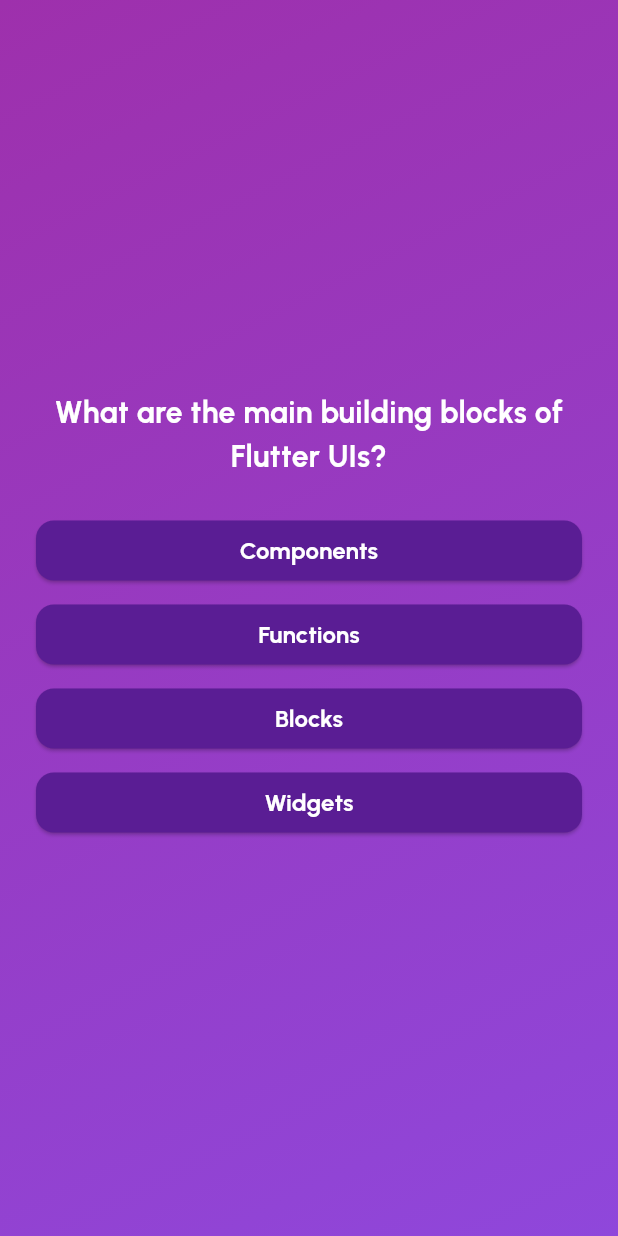
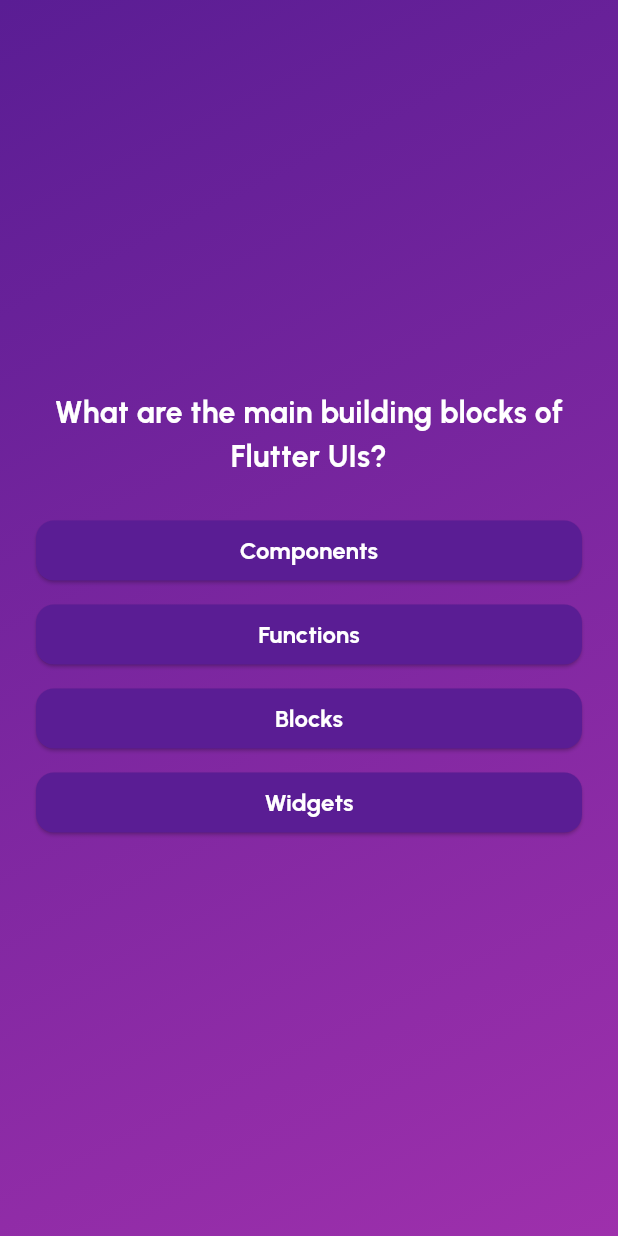
Before and after one commit to birugh/flutter-quiz-app, a Flutter app: the screen it shows after launch, after a tap on "Start Quiz", on a phone screen of 412 x 824 dp. Run offline on Flutter 3.47's test engine with Material 3 defaults, Android fonts, the light colour scheme and no system bars; our stand-ins replace google_fonts.

Commit message:
cleanup ui design

```diff
--- a/lib/components/app_colors.dart
+++ b/lib/components/app_colors.dart
@@ -1,9 +1,11 @@
 import 'package:flutter/material.dart';
 
 class AppColors {
-  static const Color white = Color.fromRGBO(255, 255, 255, 1);
-  static const Color black = Color.fromARGB(255, 158, 48, 172);
-  static const Color purple = Color.fromARGB(255, 143, 71, 219);
-  static const Color purpleDark = Color.fromARGB(255, 158, 48, 172);
-  static const Color purpleVeryDark = Color(0xFF5a1d94);
+  static const Color white = Color(0xFFFFFFFF);
+  static const Color barney = Color(0xFF9E30AC);
+  static const Color jasminePurple = Color(0xFF8F47DB);
+  static const Color purplyMagenta = Color(0xFF9E30AC);
+  static const Color daisyBush = Color(0xFF5a1d94);
+  static const Color ultraPink = Color(0xFFff68f6);
+  static const Color robinEggBlue = Color(0xFF7CF0FF);
 }
--- a/lib/components/custom_elevated_button.dart
+++ b/lib/components/custom_elevated_button.dart
@@ -27,7 +27,7 @@
             iconAlignment: IconAlignment.start,
             iconSize: WidgetStateProperty.all(24),
             iconColor: WidgetStateProperty.all(AppColors.white),
-            backgroundColor: WidgetStateProperty.all(AppColors.purpleVeryDark),
+            backgroundColor: WidgetStateProperty.all(AppColors.daisyBush),
             padding: WidgetStateProperty.all(
               EdgeInsets.symmetric(vertical: 8, horizontal: 8),
             ),
--- a/lib/components/custom_text.dart
+++ b/lib/components/custom_text.dart
@@ -8,12 +8,14 @@
   final double? size;
   final Color? color;
   final FontWeight? fontWeight;
+  final TextAlign? align;
   const WidgetCustomText({
     super.key,
     this.text,
     this.size,
     this.color,
     this.fontWeight,
+    this.align,
   });
 
   @override
@@ -25,7 +27,7 @@
         color: color ?? AppColors.white,
         fontWeight: fontWeight ?? FontWeight.bold,
       ),
-      textAlign: TextAlign.center,
+      textAlign: align ?? TextAlign.center,
     );
   }
 }
--- a/lib/components/material_app.dart
+++ b/lib/components/material_app.dart
@@ -74,13 +74,13 @@
     return MaterialApp(
       title: 'Flutter Quiz',
       theme: ThemeData(
-        colorScheme: ColorScheme.fromSeed(seedColor: AppColors.purple),
+        colorScheme: ColorScheme.fromSeed(seedColor: AppColors.barney),
       ),
       home: Scaffold(
         body: Container(
           decoration: BoxDecoration(
             gradient: LinearGradient(
-              colors: [AppColors.purpleDark, AppColors.purple],
+              colors: [AppColors.daisyBush, AppColors.barney],
               begin: Alignment.topLeft,
               end: Alignment.bottomRight,
             ),
```
Also changed, not shown: lib/components/question_index.dart (added, +24 -0 lines), lib/components/questions_summary.dart (+36 -4 lines), lib/screens/results_screen.dart (+8 -4 lines).
